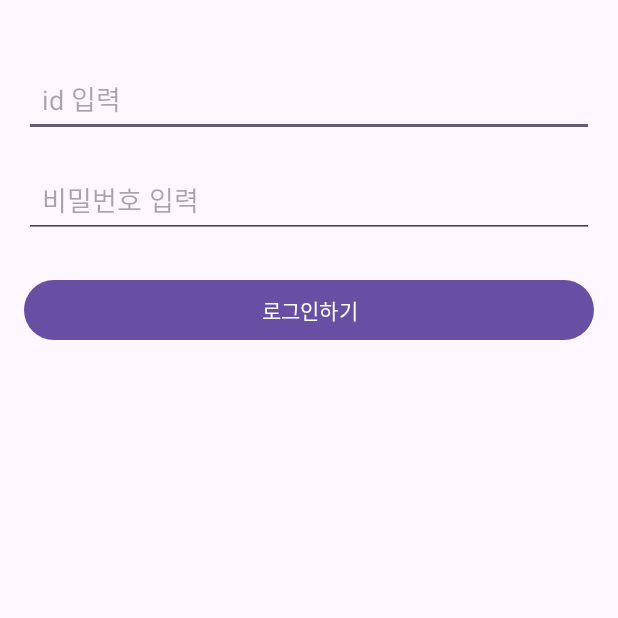
After one commit to nech1234/TeTeTe, an Android app: the LoginActivity screen opened directly, with no data from a screen before it, on a phone screen of 412 x 824 dp, the top half of it. The commit adds this screen. Run offline under Robolectric (Android 15) with nearby library versions, the phone set to English and light mode, and no system bars.

Commit message:
1st commit

```diff
--- a/app/src/main/AndroidManifest.xml
+++ b/app/src/main/AndroidManifest.xml
@@ -3,16 +3,21 @@
     xmlns:tools="http://schemas.android.com/tools">
 
     <uses-permission android:name="android.permission.INTERNET" />
+
     <application
         android:allowBackup="true"
         android:dataExtractionRules="@xml/data_extraction_rules"
         android:fullBackupContent="@xml/backup_rules"
         android:icon="@mipmap/ic_launcher"
         android:label="@string/app_name"
+        android:networkSecurityConfig="@xml/network_security_config"
         android:roundIcon="@mipmap/ic_launcher_round"
         android:supportsRtl="true"
         android:theme="@style/Theme.TeTeTe"
         tools:targetApi="31">
+        <activity
+            android:name=".LoginActivity"
+            android:exported="false" />
         <activity
             android:name=".SignUpActivity"
             android:exported="false" />
--- a/app/src/main/java/com/jaewon/tetete/AuthApi.kt
+++ b/app/src/main/java/com/jaewon/tetete/AuthApi.kt
@@ -5,6 +5,9 @@ import retrofit2.http.Body
 import retrofit2.http.POST
 
 interface AuthApi {
-    @POST("member")
+    @POST("/member")
     fun signUp(@Body user: User) : Call<BaseResponse>
+
+    @POST("/login")
+    fun login(@Body user: User) : Call<BaseResponse>
 }
--- /dev/null
+++ b/app/src/main/java/com/jaewon/tetete/LoginActivity.kt
@@ -0,0 +1,46 @@
+package com.jaewon.tetete
+
+import androidx.appcompat.app.AppCompatActivity
+import android.os.Bundle
+import android.widget.Toast
+import com.jaewon.tetete.databinding.ActivityLoginBinding
+
+
+class LoginActivity : AppCompatActivity(), LoginView {
+    private lateinit var binding: ActivityLoginBinding
+    override fun onCreate(savedInstanceState: Bundle?) {
+        super.onCreate(savedInstanceState)
+        binding = ActivityLoginBinding.inflate(layoutInflater)
+        binding.loginButton.setOnClickListener{
+            login()
+        }
+        setContentView(binding.root)
+    }
+    private fun login() {
+        if (binding.loginIdEt.text.toString().isEmpty()) {
+            Toast.makeText(this, "이메일을 입력해주세요", Toast.LENGTH_SHORT).show()
+            return
+        }
+
+        if (binding.loginPasswordEt.text.toString().isEmpty()) {
+            Toast.makeText(this, "비밀번호를 입력해주세요", Toast.LENGTH_SHORT).show()
+            return
+        }
+
+        val email : String = binding.loginIdEt.text.toString()
+        val pwd : String = binding.loginPasswordEt.text.toString()
+
+        val authService = AuthService()
+        authService.setLoginView(this)
+
+        authService.login(User(email, pwd, ""))
+    }
+
+    override fun onLoginSuccess(code: Int) {
+        finish()
+    }
+
+    override fun onLoginFailure(message: String) {
+        Toast.makeText(this, message, Toast.LENGTH_SHORT).show()
+    }
+}
--- /dev/null
+++ b/app/src/main/java/com/jaewon/tetete/LoginView.kt
@@ -0,0 +1,6 @@
+package com.jaewon.tetete
+
+interface LoginView {
+    fun onLoginSuccess(code : Int)
+    fun onLoginFailure(message : String)
+}
--- a/app/src/main/java/com/jaewon/tetete/MainActivity.kt
+++ b/app/src/main/java/com/jaewon/tetete/MainActivity.kt
@@ -16,5 +16,9 @@ class MainActivity : AppCompatActivity() {
             val intent = Intent(this,SignUpActivity::class.java)
             startActivity(intent)
         }
+        binding.loginTv.setOnClickListener {
+            val intent = Intent(this,LoginActivity::class.java)
+            startActivity(intent)
+        }
     }
 }
--- a/app/src/main/java/com/jaewon/tetete/SignUpActivity.kt
+++ b/app/src/main/java/com/jaewon/tetete/SignUpActivity.kt
@@ -5,9 +5,6 @@ import android.os.Bundle
 import android.util.Log
 import android.widget.Toast
 import com.jaewon.tetete.databinding.ActivitySignUpBinding
-import retrofit2.Call
-import retrofit2.Callback
-import retrofit2.Response
 
 
 class SignUpActivity : AppCompatActivity(), SignUpView {
@@ -58,7 +55,9 @@ class SignUpActivity : AppCompatActivity(), SignUpView {
     }
 
     override fun onSignUpSuccess() {
+        Log.d("SignUpActivity", "onSignUpSuccess() 호출됨")
         finish()
+        Log.d("SignUpActivity", "finish() 호출됨")
     }
 
     override fun OnSignUpFailure(message: String) {
--- /dev/null
+++ b/app/src/main/res/layout/activity_login.xml
@@ -0,0 +1,36 @@
+<?xml version="1.0" encoding="utf-8"?>
+<RelativeLayout xmlns:android="http://schemas.android.com/apk/res/android"
+    android:layout_width="match_parent"
+    android:layout_height="match_parent"
+    android:padding="16dp">
+
+
+
+    <EditText
+        android:id="@+id/login_id_et"
+        android:layout_width="match_parent"
+        android:layout_height="wrap_content"
+        android:layout_marginTop="24dp"
+        android:hint="id 입력"
+        android:inputType="textEmailAddress"
+        android:padding="12dp" />
+
+    <EditText
+        android:id="@+id/login_password_et"
+        android:layout_width="match_parent"
+        android:layout_height="wrap_content"
+        android:layout_below="@id/login_id_et"
+        android:layout_marginTop="16dp"
+        android:hint="비밀번호 입력"
+        android:inputType="textPassword"
+        android:padding="12dp" />
+
+    <Button
+        android:id="@+id/loginButton"
+        android:layout_width="match_parent"
+        android:layout_height="wrap_content"
+        android:layout_below="@id/login_password_et"
+        android:layout_marginTop="24dp"
+        android:text="로그인하기" />
+
+</RelativeLayout>
--- /dev/null
+++ b/app/src/main/res/xml/network_security_config.xml
@@ -0,0 +1,4 @@
+<?xml version="1.0" encoding="utf-8"?>
+<network-security-config>
+    <base-config cleartextTrafficPermitted="true" />
+</network-security-config>
```
Also changed, not shown: app/src/main/java/com/jaewon/tetete/AuthService.kt (+22 -0 lines), app/src/main/res/layout/activity_main.xml (+10 -0 lines).
